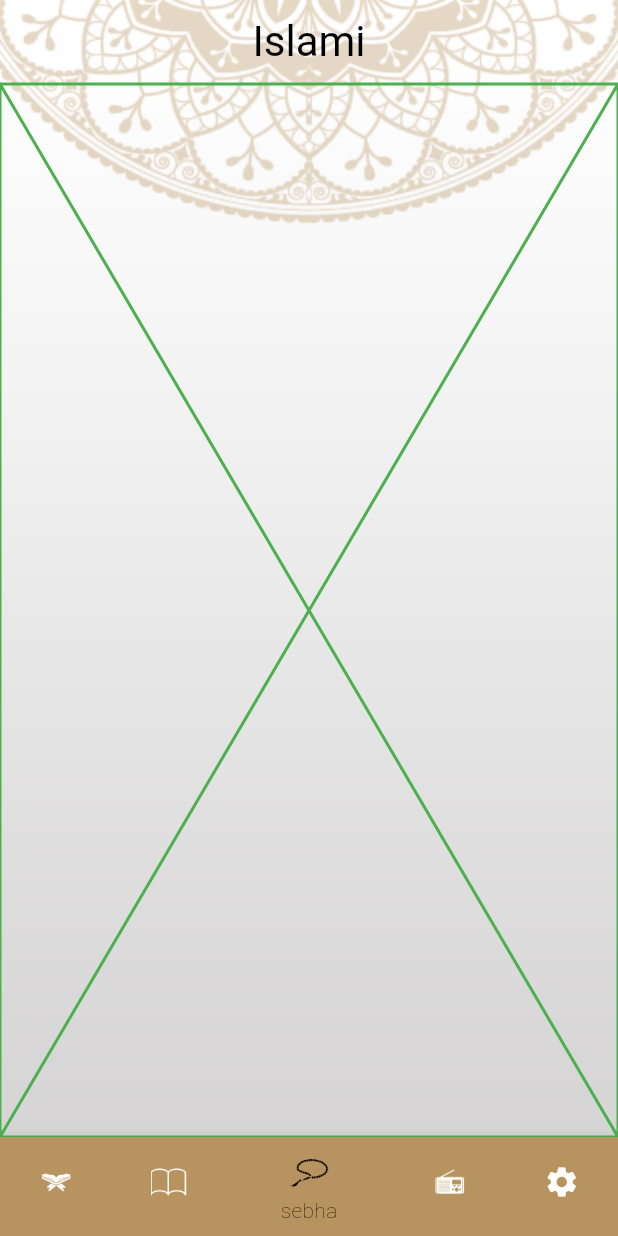
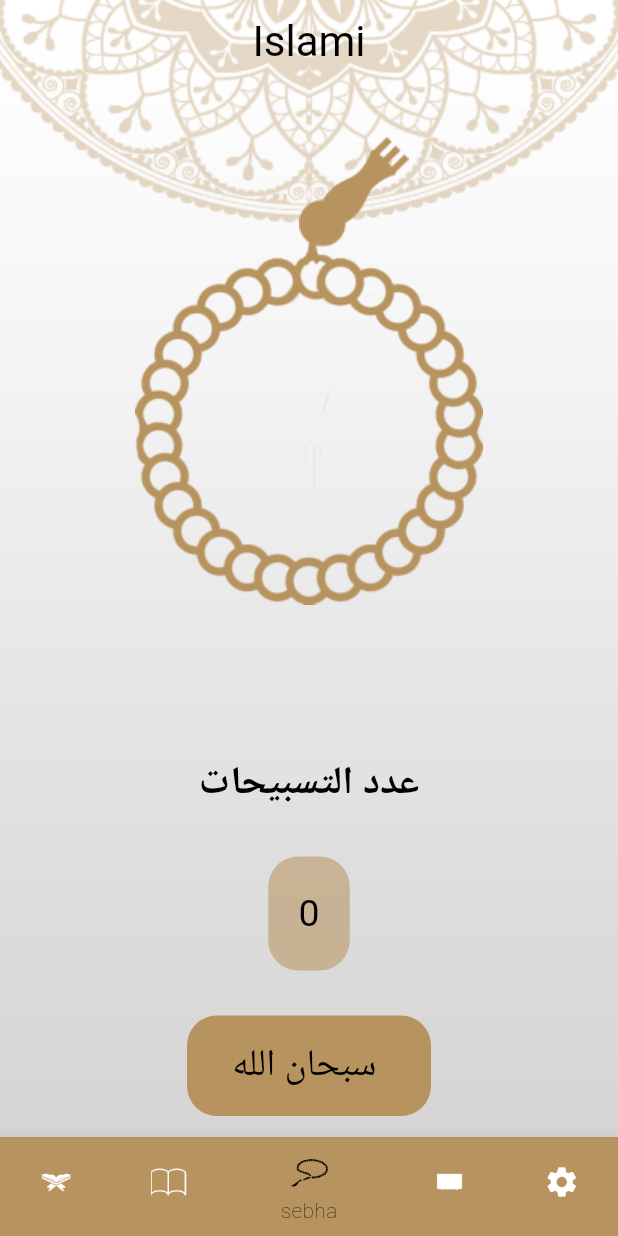
Before and after one commit to hajerrasmy/islama-app, a Flutter app: the screen it shows after launch, item 3 of the bottom bar chosen, on a phone screen of 412 x 824 dp. Run offline on Flutter 3.47's test engine with Material 3 defaults, Android fonts, the phone set to English and light mode, and no system bars.

Commit message:
+ sbeha tab  + provider

```diff
--- /dev/null
+++ b/l10n.yaml
@@ -0,0 +1,3 @@
+arb-dir: lib/l10n
+template-arb-file: app_en.arb
+output-localization-file: app_localizations.dart
--- /dev/null
+++ b/lib/l10n/app_en.arb
@@ -0,0 +1,2 @@
+{
+}
--- a/lib/main.dart
+++ b/lib/main.dart
@@ -3,9 +3,12 @@ import 'package:islami_app/ui/MyThemeData.dart';
 import 'package:islami_app/ui/chaterDetails/chapterDetailsScreen.dart';
 import 'package:islami_app/ui/hadethDetails/HadethDetailsScreen.dart';
 import 'package:islami_app/ui/home/homeScreen.dart';
+import 'package:islami_app/ui/provider/provider.dart';
+import 'package:provider/provider.dart';
 
 void main() {
-  runApp(const MyApp());
+  runApp(ChangeNotifierProvider(
+      create: (_) => settingProider(), child: const MyApp()));
 }
 
 class MyApp extends StatelessWidget {
@@ -14,11 +17,12 @@ class MyApp extends StatelessWidget {
   // This widget is the root of your application.
   @override
   Widget build(BuildContext context) {
+    settingProider SettingProider = Provider.of<settingProider>(context);
     return MaterialApp(
       title: 'Flutter Demo',
       theme: MyThemeData.LightThemeData,
       darkTheme: MyThemeData.DarkThemeData,
-      themeMode: ThemeMode.light,
+      themeMode: SettingProider.currentTheme,
       routes: {
         HomeScreen.routeName: (context) => HomeScreen(),
         ChapterDetailsScreen.routeName: (_) => ChapterDetailsScreen(),
--- a/lib/ui/MyThemeData.dart
+++ b/lib/ui/MyThemeData.dart
@@ -1,7 +1,6 @@
 import 'package:flutter/material.dart';
 
 class MyThemeData {
-  static bool isDark = false;
 
   static Color LightPraimy = Color(0xFFB7935F);
 
--- a/lib/ui/home/Settings/settingsTab.dart
+++ b/lib/ui/home/Settings/settingsTab.dart
@@ -1,6 +1,8 @@
 import 'package:flutter/material.dart';
 import 'package:islami_app/ui/home/Settings/LanguageBottomSheet.dart';
+import 'package:provider/provider.dart';
 
+import '../../provider/provider.dart';
 import 'ThemeBottomSheet.dart';
 
 class SettingsTab extends StatefulWidget {
@@ -13,6 +15,8 @@ class SettingsTab extends StatefulWidget {
 class _SettingsTabState extends State<SettingsTab> {
   @override
   Widget build(BuildContext context) {
+    var provider = Provider.of<settingProider>(context);
+
     return Container(
       padding: EdgeInsets.symmetric(
         vertical: 64,
@@ -37,7 +41,7 @@ class _SettingsTabState extends State<SettingsTab> {
                     width: 1,
                   )),
               child: Text(
-                "light",
+                provider.isDark() ? 'Dark ' : 'Light',
                 style: TextStyle(fontSize: 18),
               ),
             ),
--- a/lib/ui/home/homeScreen.dart
+++ b/lib/ui/home/homeScreen.dart
@@ -3,8 +3,9 @@ import 'package:islami_app/ui/home/book/bookTab.dart';
 import 'package:islami_app/ui/home/quran/quranTab.dart';
 import 'package:islami_app/ui/home/radio/radioTab.dart';
 import 'package:islami_app/ui/home/sebha/sebhaTab.dart';
+import 'package:islami_app/ui/provider/provider.dart';
+import 'package:provider/provider.dart';
 
-import '../MyThemeData.dart';
 import 'Settings/settingsTab.dart';
 
 class HomeScreen extends StatefulWidget {
@@ -20,13 +21,11 @@ class _HomeScreenState extends State<HomeScreen> {
 
   @override
   Widget build(BuildContext context) {
+    var provider = Provider.of<settingProider>(context);
     return Container(
       decoration: BoxDecoration(
           image: DecorationImage(
-              fit: BoxFit.fill,
-              image: AssetImage(MyThemeData.isDark
-                  ? "assets/images/DarkBg.png"
-                  : "assets/images/bg3.png"))),
+              fit: BoxFit.fill, image: AssetImage(provider.GetBackground()))),
       child: Scaffold(
         appBar: AppBar(
           title: Text("Islami"),
--- a/lib/ui/home/sebha/sebhaTab.dart
+++ b/lib/ui/home/sebha/sebhaTab.dart
@@ -1,10 +1,95 @@
 import 'package:flutter/material.dart';
 
-class SebhaTab extends StatelessWidget {
+class SebhaTab extends StatefulWidget {
+  @override
+  State<SebhaTab> createState() => _SebhaTabState();
+}
+
+class _SebhaTabState extends State<SebhaTab> {
+  List<String> Tasbeh = ['سبحان الله ', 'الحمدالله', 'الله اكبر'];
+  int index = 0;
+
+  int count = 0;
+
+  double angle = 0;
+
   @override
   Widget build(BuildContext context) {
-    return const Placeholder(
-      color: Colors.green,
+    return Scaffold(
+      body: Center(
+        child: Column(
+          children: [
+            SizedBox(
+              height: 35,
+            ),
+            Stack(
+              children: [
+                Container(
+                    margin: EdgeInsets.only(left: 60),
+                    child: Center(
+                        child: Image(
+                            image: AssetImage(
+                                "assets/images/head of seb7a.png")))),
+                Column(
+                  children: [
+                    SizedBox(
+                      height: 78,
+                    ),
+                    Center(
+                        child: Transform.rotate(
+                      angle: angle,
+                      child: InkWell(
+                          onTap: () {
+                            if (count == 30) {
+                              index++;
+                              count = 0;
+                              if (index == 2) {
+                                index = 0;
+                              }
+                            }
+                            count++;
+                            angle += 20;
+                            setState(() {});
+                          },
+                          child: Image(
+                              image: AssetImage(
+                                  "assets/images/body of seb7a.png"))),
+                    )),
+                  ],
+                )
+              ],
+            ),
+            SizedBox(
+              height: 100,
+            ),
+            Text(
+              "عدد التسبيحات",
+              style: TextStyle(fontWeight: FontWeight.w600, fontSize: 26),
+            ),
+            Container(
+              margin: EdgeInsets.only(top: 30, bottom: 30),
+              padding: EdgeInsets.all(20),
+              decoration: BoxDecoration(
+                  color: Color(0xffB7935F).withOpacity(.57),
+                  borderRadius: BorderRadius.circular(20)),
+              child: Text(
+                count.toString(),
+                style: TextStyle(fontSize: 25, fontWeight: FontWeight.w400),
+              ),
+            ),
+            Container(
+              padding: EdgeInsets.symmetric(horizontal: 30, vertical: 15),
+              decoration: BoxDecoration(
+                  color: Color(0xffB7935F),
+                  borderRadius: BorderRadius.circular(20)),
+              child: Text(
+                Tasbeh[index],
+                style: TextStyle(fontSize: 25, fontWeight: FontWeight.w400),
+              ),
+            )
+          ],
+        ),
+      ),
     );
   }
 }
--- /dev/null
+++ b/lib/ui/provider/provider.dart
@@ -0,0 +1,21 @@
+import 'package:flutter/material.dart';
+
+class settingProider extends ChangeNotifier {
+  ThemeMode currentTheme = ThemeMode.light;
+
+  void changeTheme(ThemeMode newTheme) {
+    if (currentTheme == newTheme) return;
+    currentTheme = newTheme;
+    notifyListeners();
+  }
+
+  String GetBackground() {
+    return currentTheme == ThemeMode.dark
+        ? "assets/images/DarkBg.png"
+        : "assets/images/bg3.png";
+  }
+
+  bool isDark() {
+    return currentTheme == ThemeMode.dark;
+  }
+}
```
Also changed, not shown: lib/ui/chaterDetails/chapterDetailsScreen.dart (+4 -5 lines), lib/ui/hadethDetails/HadethDetailsScreen.dart (+5 -5 lines), lib/ui/home/Settings/ThemeBottomSheet.dart (+21 -1 lines), lib/ui/home/radio/radioTab.dart (+16 -2 lines), pubspec.yaml (+9 -0 lines), assets/images/body of seb7a.png (added), assets/images/head of seb7a.png (added), assets/images/radio.png, pubspec.lock.
